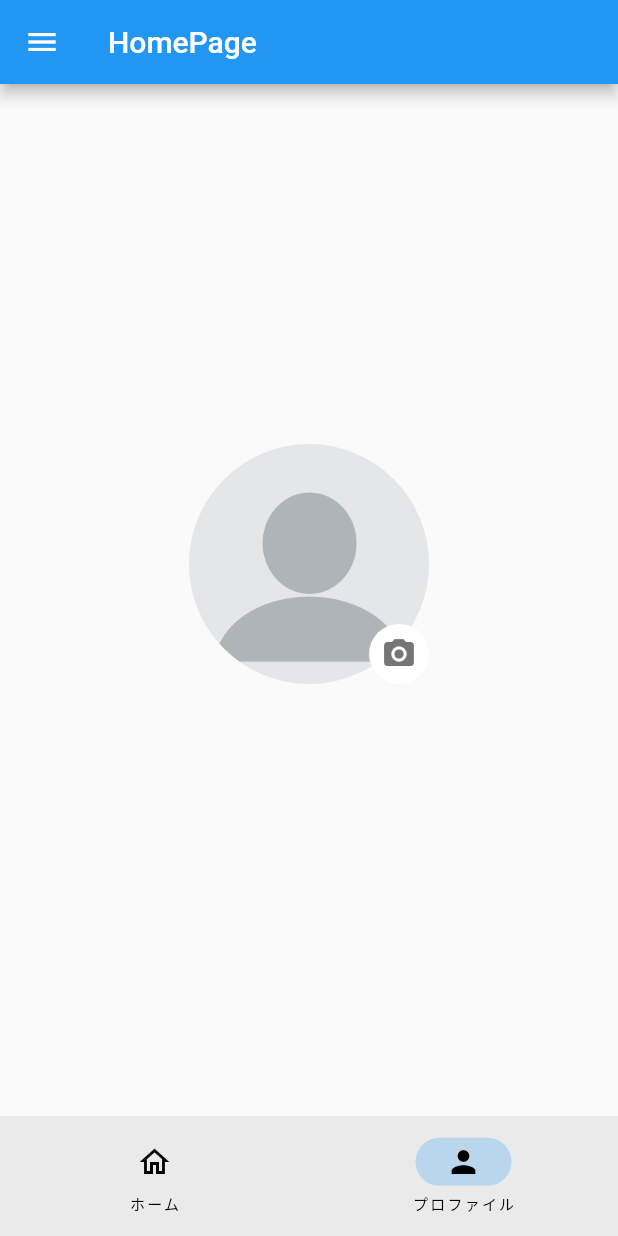
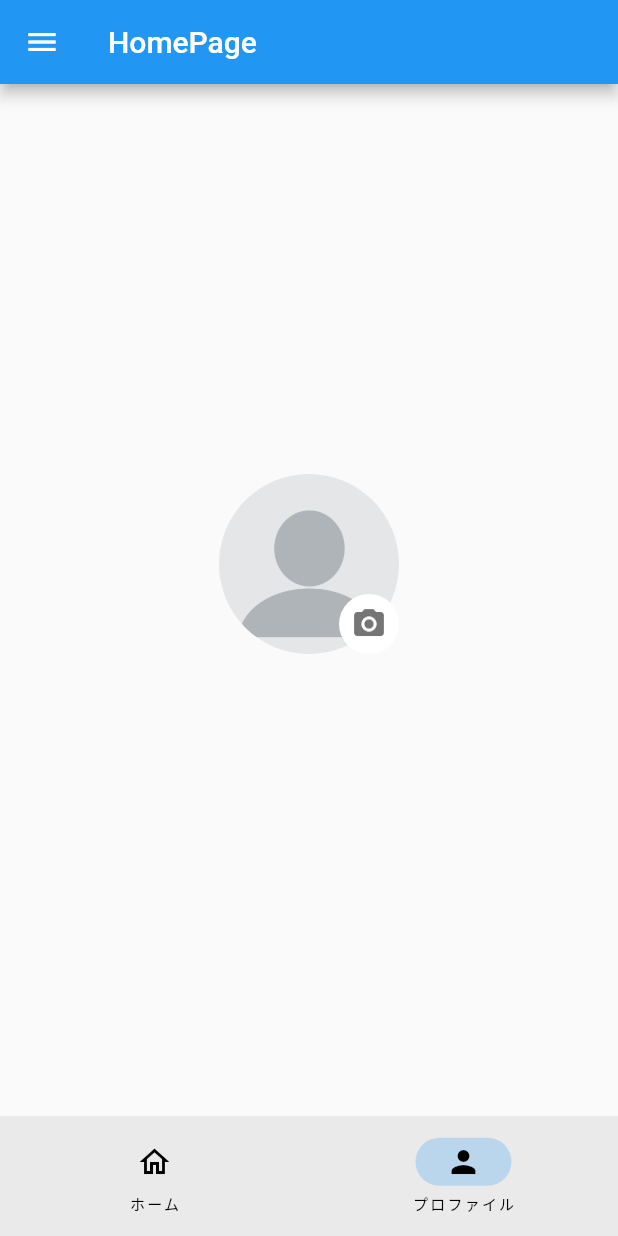
Before and after one commit to Muhyun-Kim/hometending_recipe, a Flutter app: the screen it shows once a user with an empty profile is signed in, item 2 of the bottom bar chosen, on a phone screen of 412 x 824 dp. Run offline on Flutter 3.47's test engine with Material 2 defaults, Android fonts, the phone set to English and light mode, and no system bars; our stand-ins replace cloud_firestore, firebase_auth, firebase_core, flutter_hooks, freezed_annotation, go_router and 4 more; accounts and stored records are empty; generated files the repository leaves out were written again.

Commit message:
change image size

```diff
--- a/lib/views/components/my_profile_page/my_profile_page.dart
+++ b/lib/views/components/my_profile_page/my_profile_page.dart
@@ -29,7 +29,7 @@ class _MyProfilePageState extends ConsumerState<MyProfilePage> {
             children: [
               ClipOval(
                 child: SizedBox(
-                  width: 160,
+                  width: 120,
                   child: Image.asset('images/default_profile.png'),
                 ),
               ),
```
